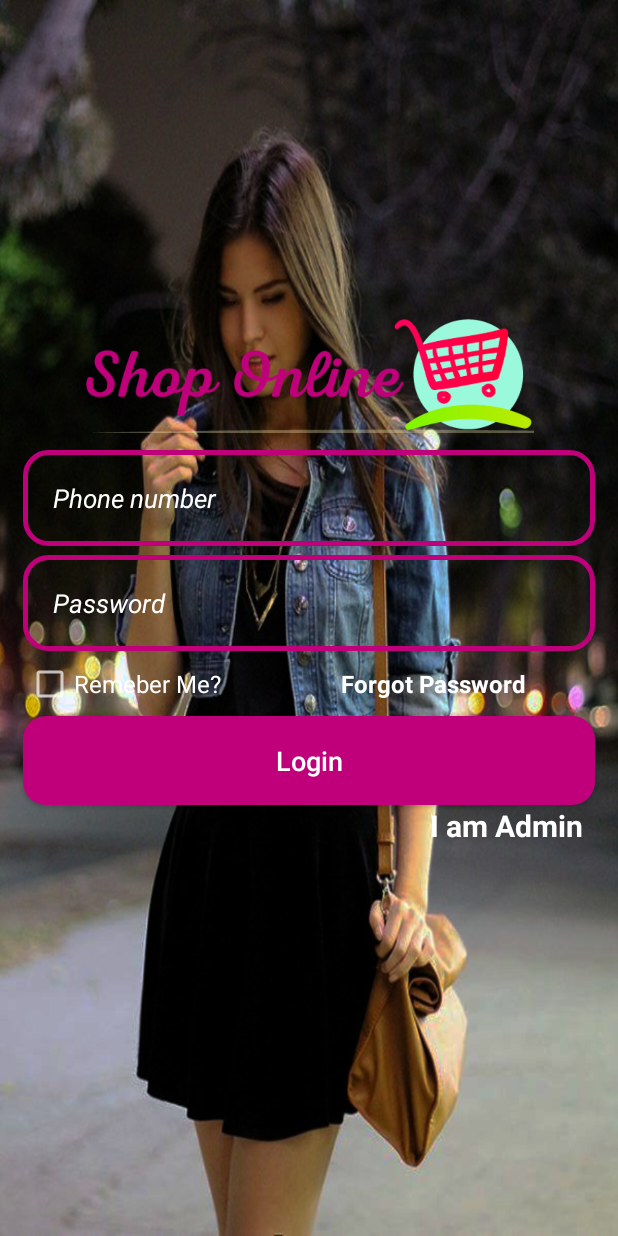
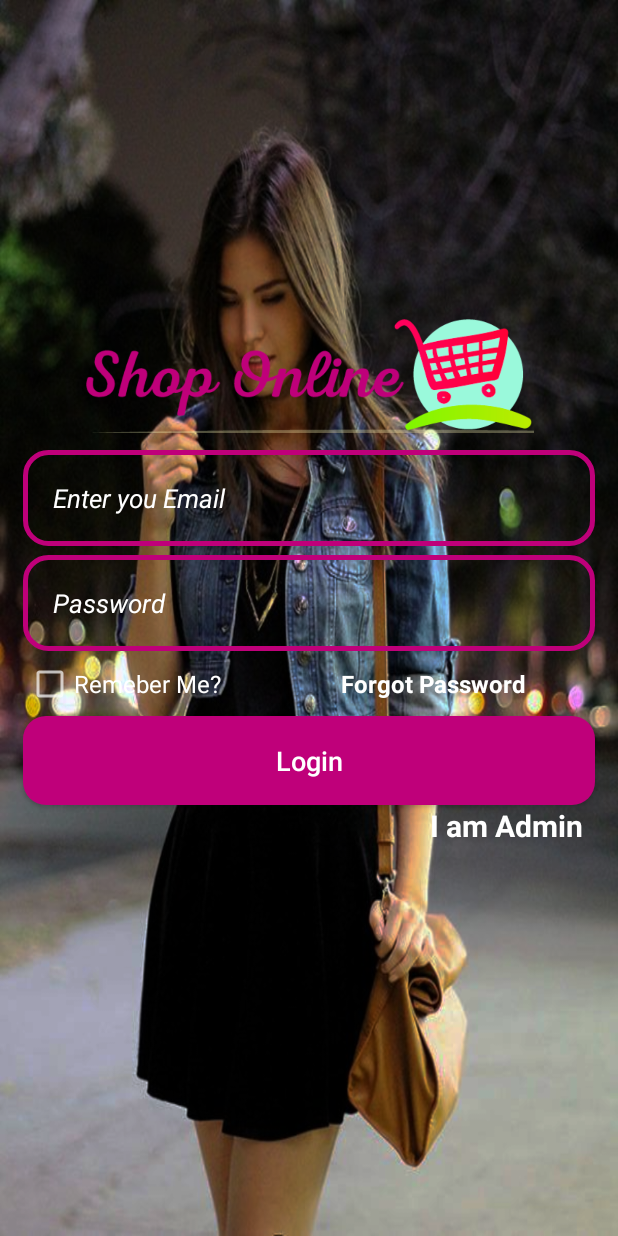
Before and after one commit to TimzOwen/NetMall, an Android app: the LoginActivity screen opened directly, with no data from a screen before it, on a phone screen of 412 x 824 dp. Run offline under Robolectric (Android 15) with nearby library versions, the light colour scheme and no system bars; our stand-ins replace Firebase (no records; nobody signed in at launch, a user with empty details on screens opened directly); plain views replace CheckBox.

Commit message:
worked on the login backend

```diff
--- a/app/src/main/java/com/example/netmall/LoginActivity.java
+++ b/app/src/main/java/com/example/netmall/LoginActivity.java
@@ -1,14 +1,91 @@
 package com.example.netmall;
 
+import androidx.annotation.NonNull;
 import androidx.appcompat.app.AppCompatActivity;
 
+import android.app.ProgressDialog;
 import android.os.Bundle;
+import android.view.View;
+import android.widget.Button;
+import android.widget.EditText;
+import android.widget.TextView;
 
-public class LoginActivity extends AppCompatActivity {
+import com.google.android.gms.tasks.OnCompleteListener;
+import com.google.android.gms.tasks.Task;
+import com.google.firebase.auth.AuthResult;
+import com.google.firebase.auth.FirebaseAuth;
+
+public class LoginActivity extends AppCompatActivity implements View.OnClickListener {
+
+    private EditText etMail, etPassWord;
+    private Button btnLogin;
+    private TextView tvForgotPass, tvIamAdmin;
+    private FirebaseAuth mAuth;
+    private ProgressDialog mDialog;
 
     @Override
     protected void onCreate(Bundle savedInstanceState) {
         super.onCreate(savedInstanceState);
         setContentView(R.layout.activity_login);
+
+        mAuth = FirebaseAuth.getInstance();
+        mDialog = new ProgressDialog(this);
+
+        colecctIds();
+
+
+    }
+    public void colecctIds()
+    {
+        etMail = findViewById(R.id.et_input_email_number);
+        etPassWord=findViewById(R.id.et_input_password_number);
+        btnLogin=findViewById(R.id.btn_loginpg_join);
+        tvForgotPass= findViewById(R.id.tv_forgotPassword);
+        tvIamAdmin=findViewById(R.id.tv_admin);
+    }
+
+    @Override
+    public void onClick(View v)
+    {
+        if (v==btnLogin)
+        {
+                validateUser();
+        }
+        if (v==tvForgotPass)
+        {
+
+        }
+        if (v==tvIamAdmin)
+        {
+
+        }
+    }
+
+    private void validateUser()
+    {
+        mDialog.setTitle("Welcome To NetMall");
+        mDialog.setCanceledOnTouchOutside(false);
+        mDialog.show();
+
+        String email = etMail.getText().toString().trim();
+        String password = etPassWord.getText().toString().trim();
+
+        mAuth.signInWithEmailAndPassword(email, password)
+                .addOnCompleteListener(new OnCompleteListener<AuthResult>() {
+                    @Override
+                    public void onComplete(@NonNull Task<AuthResult> task)
+                    {
+                        if (task.isSuccessful())
+                        {
+                            //login
+                            mDialog.dismiss();
+                        }
+                        else
+                        {
+                            //setErrorMessage
+                            mDialog.dismiss();
+                        }
+                    }
+                });
     }
 }
--- a/app/src/main/res/layout/activity_login.xml
+++ b/app/src/main/res/layout/activity_login.xml
@@ -17,7 +17,7 @@
         android:layout_marginTop="200dp"
         />
     <EditText
-        android:id="@+id/et_input_phone_number"
+        android:id="@+id/et_input_email_number"
         android:layout_width="match_parent"
         android:layout_height="wrap_content"
         android:layout_below="@id/login_appLogo"
@@ -25,8 +25,8 @@
         android:padding="20dp"
         android:layout_marginLeft="15dp"
         android:layout_marginRight="15dp"
-        android:hint="Phone number"
-        android:inputType="number"
+        android:hint="Enter you Email"
+        android:inputType="textEmailAddress"
         android:textColor="@color/colorPrimaryDark"
         android:textColorHint="@android:color/white"
         android:textSize="17sp"
@@ -36,7 +36,7 @@
         android:id="@+id/et_input_password_number"
         android:layout_width="match_parent"
         android:layout_height="wrap_content"
-        android:layout_below="@id/et_input_phone_number"
+        android:layout_below="@id/et_input_email_number"
         android:background="@drawable/inputs_design"
         android:padding="20dp"
         android:layout_marginLeft="15dp"
```
